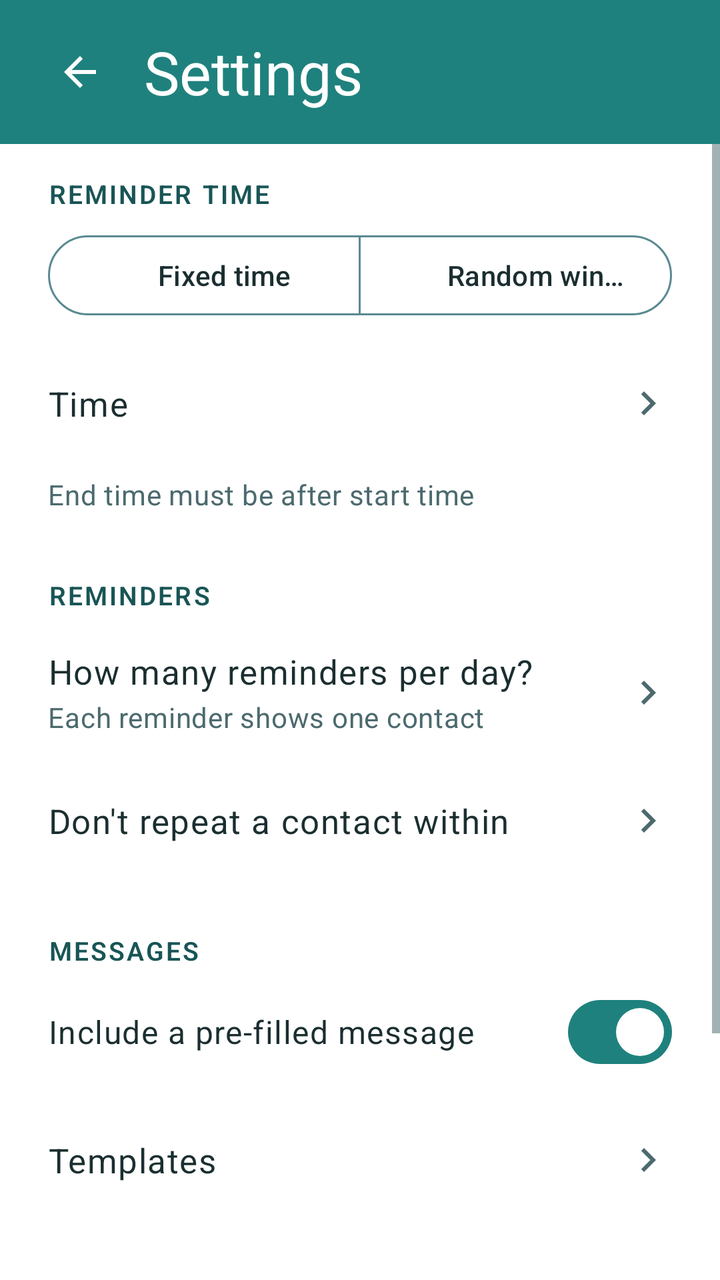
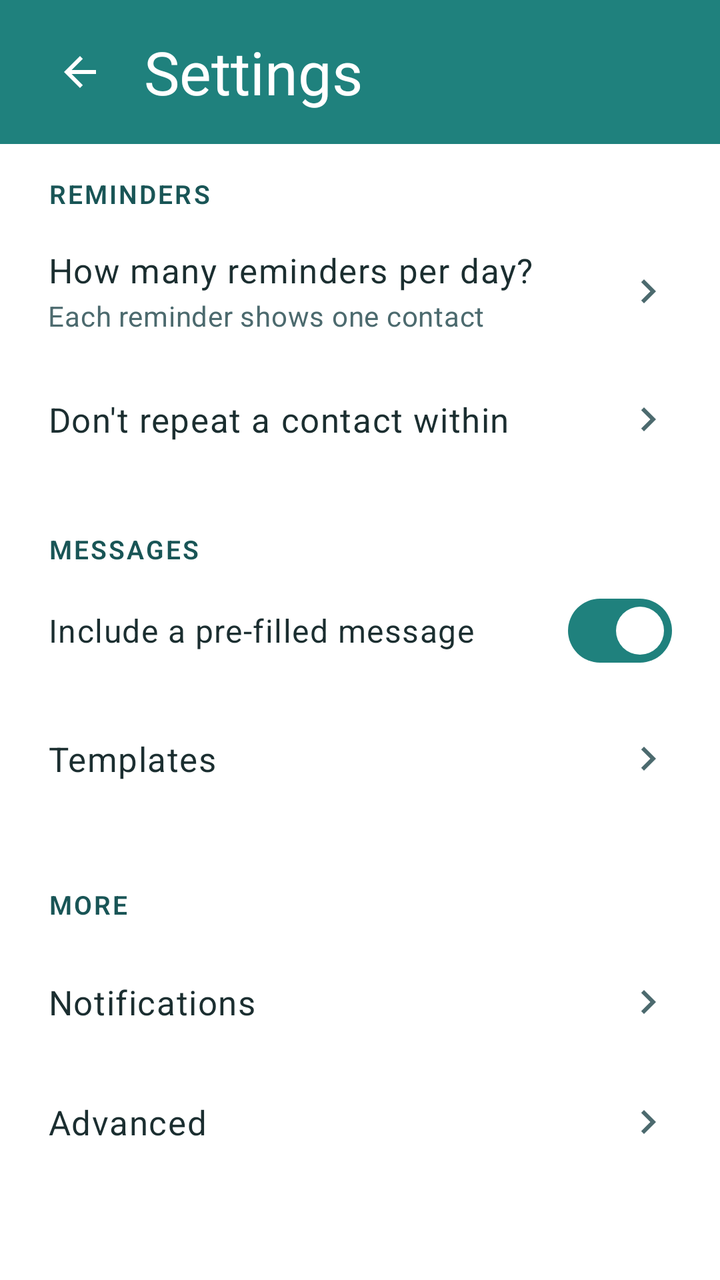

The first picture is an Android layout as it rendered before a commit; the second is the same layout after the commit. The layout source and the unified diff follow.
<!-- AndroidManifest.xml: application theme Theme.FriendMinder -->
<!-- res/layout/fragment_settings.xml -->
<?xml version="1.0" encoding="utf-8"?>
<FrameLayout xmlns:android="http://schemas.android.com/apk/res/android"
    xmlns:app="http://schemas.android.com/apk/res-auto"
    android:layout_width="match_parent"
    android:layout_height="match_parent">

    <LinearLayout
        android:layout_width="match_parent"
        android:layout_height="match_parent"
        android:orientation="vertical">

        
        <LinearLayout
            android:id="@+id/headerContainer"
            android:layout_width="match_parent"
            android:layout_height="wrap_content"
            android:orientation="vertical"
            android:background="@color/fm_header">

            <View
                android:id="@+id/statusBarSpacer"
                android:layout_width="match_parent"
                android:layout_height="0dp" />

            <FrameLayout
                android:layout_width="match_parent"
                android:layout_height="@dimen/fm_home_header_height">

                <ImageButton
                    android:id="@+id/backButton"
                    android:layout_width="48dp"
                    android:layout_height="48dp"
                    android:layout_gravity="start|center_vertical"
                    android:layout_marginStart="16dp"
                    android:padding="12dp"
                    android:background="?attr/selectableItemBackgroundBorderless"
                    android:src="@drawable/ic_arrow_back"
                    app:tint="@color/fm_on_primary"
                    android:contentDescription="@string/content_desc_back" />

                <TextView
                    android:id="@+id/headerTitle"
                    android:layout_width="wrap_content"
                    android:layout_height="wrap_content"
                    android:layout_gravity="start|center_vertical"
                    android:layout_marginStart="72dp"
                    android:layout_marginEnd="@dimen/fm_space_6"
                    android:text="@string/title_settings"
                    android:textColor="@color/fm_on_primary"
                    android:textSize="@dimen/fm_header_title_size"
                    android:maxLines="1"
                    android:ellipsize="end" />
            </FrameLayout>
        </LinearLayout>

        
        <ScrollView
            android:id="@+id/settingsScrollView"
            android:layout_width="match_parent"
            android:layout_height="0dp"
            android:layout_weight="1"
            android:clipToPadding="false">

            <LinearLayout
                android:layout_width="match_parent"
                android:layout_height="wrap_content"
                android:orientation="vertical"
                android:paddingStart="@dimen/fm_gutter"
                android:paddingEnd="@dimen/fm_gutter"
                android:paddingTop="16dp"
                android:paddingBottom="16dp">

                
                <TextView
                    android:layout_width="wrap_content"
                    android:layout_height="wrap_content"
                    android:text="@string/label_reminder_time"
                    android:textAppearance="@style/TextAppearance.FM.SectionLabel" />

                
                <com.google.android.material.button.MaterialButtonToggleGroup
                    android:id="@+id/timeModeGroup"
                    android:layout_width="match_parent"
                    android:layout_height="wrap_content"
                    android:layout_marginTop="8dp"
                    app:singleSelection="true"
                    app:selectionRequired="true">

                    <com.google.android.material.button.MaterialButton
                        android:id="@+id/fixedTimeToggleButton"
                        style="@style/Widget.FM.SegmentedButton"
                        android:layout_width="0dp"
                        android:layout_height="wrap_content"
                        android:layout_weight="1"
                        android:text="@string/option_fixed_time" />

                    <com.google.android.material.button.MaterialButton
                        android:id="@+id/randomWindowToggleButton"
                        style="@style/Widget.FM.SegmentedButton"
                        android:layout_width="0dp"
                        android:layout_height="wrap_content"
                        android:layout_weight="1"
                        android:text="@string/option_random_window" />
                </com.google.android.material.button.MaterialButtonToggleGroup>

                
                <LinearLayout
                    android:id="@+id/timeRow"
                    style="@style/Widget.FM.ValueRow"
                    android:layout_marginTop="8dp">

                    <LinearLayout
                        android:layout_width="0dp"
                        android:layout_height="wrap_content"
                        android:layout_weight="1"
                        android:orientation="vertical"
                        android:paddingTop="8dp"
                        android:paddingBottom="8dp">

                        <TextView
                            android:id="@+id/timeLabel"
                            android:layout_width="match_parent"
                            android:layout_height="wrap_content"
                            android:text="@string/label_time"
                            android:textAppearance="@style/TextAppearance.FM.RowPrimary" />
                    </LinearLayout>

                    <TextView
                        android:id="@+id/timeValue"
                        style="@style/Widget.FM.ValueRow.Value" />

                    <ImageView
                        style="@style/Widget.FM.ValueRow.Chevron"
                        android:importantForAccessibility="no" />
                </LinearLayout>

                
                <TextView
                    android:id="@+id/timeStatusText"
                    android:layout_width="match_parent"
                    android:layout_height="wrap_content"
                    android:layout_marginTop="4dp"
                    android:text="@string/error_end_before_start"
                    android:textAppearance="@style/TextAppearance.FM.RowSecondary" />

                
                <TextView
                    android:layout_width="wrap_content"
                    android:layout_height="wrap_content"
                    android:layout_marginTop="32dp"
                    android:text="@string/label_section_reminders"
                    android:textAppearance="@style/TextAppearance.FM.SectionLabel" />

                
                <LinearLayout
                    android:id="@+id/contactsPerDayRow"
                    style="@style/Widget.FM.ValueRow"
                    android:layout_marginTop="8dp">

                    <LinearLayout
                        android:layout_width="0dp"
                        android:layout_height="wrap_content"
                        android:layout_weight="1"
                        android:orientation="vertical"
                        android:paddingTop="8dp"
                        android:paddingBottom="8dp">

                        <TextView
                            android:layout_width="match_parent"
                            android:layout_height="wrap_content"
                            android:text="@string/label_contacts_per_day"
                            android:textAppearance="@style/TextAppearance.FM.RowPrimary" />
                        <TextView
                            android:layout_width="match_parent"
                            android:layout_height="wrap_content"
                            android:layout_marginTop="2dp"
                            android:text="@string/helper_contacts_per_day"
                            android:textAppearance="@style/TextAppearance.FM.RowSecondary" />
                    </LinearLayout>

                    <TextView
                        android:id="@+id/contactsPerDayValue"
                        style="@style/Widget.FM.ValueRow.Value" />

                    <ImageView
                        style="@style/Widget.FM.ValueRow.Chevron"
                        android:importantForAccessibility="no" />
                </LinearLayout>

                <LinearLayout
                    android:id="@+id/cooldownRow"
                    style="@style/Widget.FM.ValueRow"
                    android:layout_marginTop="0dp">

                    <LinearLayout
                        android:layout_width="0dp"
                        android:layout_height="wrap_content"
                        android:layout_weight="1"
                        android:orientation="vertical"
                        android:paddingTop="8dp"
                        android:paddingBottom="8dp">

                        <TextView
                            android:layout_width="match_parent"
                            android:layout_height="wrap_content"
                            android:text="@string/label_cooldown"
                            android:textAppearance="@style/TextAppearance.FM.RowPrimary" />
                    </LinearLayout>

                    <TextView
                        android:id="@+id/cooldownValue"
                        style="@style/Widget.FM.ValueRow.Value" />

                    <ImageView
                        style="@style/Widget.FM.ValueRow.Chevron"
                        android:importantForAccessibility="no" />
                </LinearLayout>

                
                <TextView
                    android:layout_width="wrap_content"
                    android:layout_height="wrap_content"
                    android:layout_marginTop="24dp"
                    android:text="@string/label_section_messages"
                    android:textAppearance="@style/TextAppearance.FM.SectionLabel" />

                
                <LinearLayout
                    android:layout_width="match_parent"
                    android:layout_height="wrap_content"
                    android:orientation="horizontal"
                    android:gravity="center_vertical"
                    android:layout_marginTop="8dp"
                    android:minHeight="48dp">

                    <TextView
                        android:layout_width="0dp"
                        android:layout_height="wrap_content"
                        android:layout_weight="1"
                        android:layout_marginEnd="@dimen/fm_space_4"
                        android:text="@string/checkbox_include_message"
                        android:textAppearance="?attr/textAppearanceBodyLarge" />

                    <com.google.android.material.materialswitch.MaterialSwitch
                        android:id="@+id/includeMessageSwitch"
                        android:layout_width="wrap_content"
                        android:layout_height="wrap_content"
                        android:checked="true" />
                </LinearLayout>

                <LinearLayout
                    android:id="@+id/templatesRow"
                    style="@style/Widget.FM.ValueRow"
                    android:layout_marginTop="8dp">

                    <LinearLayout
                        android:layout_width="0dp"
                        android:layout_height="wrap_content"
                        android:layout_weight="1"
                        android:orientation="vertical"
                        android:paddingTop="8dp"
                        android:paddingBottom="8dp">

                        <TextView
                            android:layout_width="match_parent"
                            android:layout_height="wrap_content"
                            android:text="@string/label_templates_row"
                            android:textAppearance="@style/TextAppearance.FM.RowPrimary" />
                    </LinearLayout>

                    <TextView
                        android:id="@+id/templatesValue"
                        style="@style/Widget.FM.ValueRow.Value" />

                    <ImageView
                        style="@style/Widget.FM.ValueRow.Chevron"
                        android:importantForAccessibility="no" />
                </LinearLayout>

                
                <TextView
                    android:layout_width="wrap_content"
                    android:layout_height="wrap_content"
                    android:layout_marginTop="32dp"
                    android:text="@string/label_section_more"
                    android:textAppearance="@style/TextAppearance.FM.SectionLabel" />

                <LinearLayout
                    android:id="@+id/notificationsDiagnosticsRow"
                    android:layout_width="match_parent"
                    android:layout_height="wrap_content"
                    android:minHeight="56dp"
                    android:layout_marginTop="8dp"
                    android:orientation="horizontal"
                    android:gravity="center_vertical"
                    android:background="@drawable/bg_home_row_ripple"
                    android:clickable="true"
                    android:focusable="true">

                    <TextView
                        android:layout_width="0dp"
                        android:layout_height="wrap_content"
                        android:layout_weight="1"
                        android:text="@string/title_notifications_diagnostics"
                        android:textAppearance="@style/TextAppearance.FM.RowPrimary" />

                    <ImageView
                        android:layout_width="24dp"
                        android:layout_height="24dp"
                        android:src="@drawable/ic_chevron_right"
                        android:importantForAccessibility="no" />
                </LinearLayout>

                <LinearLayout
                    android:id="@+id/advancedRow"
                    android:layout_width="match_parent"
                    android:layout_height="wrap_content"
                    android:minHeight="56dp"
                    android:orientation="horizontal"
                    android:gravity="center_vertical"
                    android:background="@drawable/bg_home_row_ripple"
                    android:clickable="true"
                    android:focusable="true">

                    <TextView
                        android:layout_width="0dp"
                        android:layout_height="wrap_content"
                        android:layout_weight="1"
                        android:text="@string/title_advanced_settings"
                        android:textAppearance="@style/TextAppearance.FM.RowPrimary" />

                    <ImageView
                        android:layout_width="24dp"
                        android:layout_height="24dp"
                        android:src="@drawable/ic_chevron_right"
                        android:importantForAccessibility="no" />
                </LinearLayout>

            </LinearLayout>
        </ScrollView>

    </LinearLayout>

    
    <LinearLayout
        android:id="@+id/settingsSavedPill"
        android:layout_width="wrap_content"
        android:layout_height="wrap_content"
        android:layout_gravity="top|center_horizontal"
        android:layout_marginTop="?attr/actionBarSize"
        android:orientation="horizontal"
        android:gravity="center_vertical"
        android:paddingStart="16dp"
        android:paddingEnd="16dp"
        android:paddingTop="8dp"
        android:paddingBottom="8dp"
        android:background="@drawable/bg_pill_saved"
        android:elevation="4dp"
        android:visibility="invisible"
        android:focusable="false"
        android:clickable="false"
        android:accessibilityLiveRegion="polite">

        <ImageView
            android:layout_width="16dp"
            android:layout_height="16dp"
            android:src="@drawable/ic_check_small"
            android:contentDescription="@null" />

        <TextView
            android:layout_width="wrap_content"
            android:layout_height="wrap_content"
            android:layout_marginStart="6dp"
            android:textColor="@android:color/white"
            android:textAppearance="?attr/textAppearanceLabelLarge"
            android:text="@string/label_settings_saved_pill" />
    </LinearLayout>

</FrameLayout>
<!-- resources referenced by this layout -->
<resources>
  <color name="fm_header">#1F817D</color>
  <color name="fm_on_primary">#FFFFFF</color>
  <dimen name="fm_gutter">24dp</dimen>
  <dimen name="fm_header_title_size">30sp</dimen>
  <dimen name="fm_home_header_height">72dp</dimen>
  <dimen name="fm_space_4">16dp</dimen>
  <dimen name="fm_space_6">24dp</dimen>
  <!-- drawable bg_home_row_ripple (drawable) -->
  <?xml version="1.0" encoding="utf-8"?>
  <ripple xmlns:android="http://schemas.android.com/apk/res/android"
      android:color="#1F1F817D" />
  <string name="checkbox_include_message">Include a pre-filled message</string>
  <string name="content_desc_back">Back</string>
  <string name="error_end_before_start">End time must be after start time</string>
  <string name="helper_contacts_per_day">Each reminder shows one contact</string>
  <string name="label_contacts_per_day">How many reminders per day?</string>
  <string name="label_cooldown">Don\'t repeat a contact within</string>
  <string name="label_reminder_time">Reminder Time</string>
  <string name="label_section_messages">Messages</string>
  <string name="label_section_more">More</string>
  <string name="label_section_reminders">Reminders</string>
  <string name="label_settings_saved_pill">Saved</string>
  <string name="label_templates_row">Templates</string>
  <string name="label_time">Time</string>
  <string name="option_fixed_time">Fixed time</string>
  <string name="option_random_window">Random window</string>
  <string name="title_advanced_settings">Advanced</string>
  <string name="title_notifications_diagnostics">Notifications</string>
  <string name="title_settings">Settings</string>
  <style name="Widget.FM.SegmentedButton" parent="Widget.Material3.Button.OutlinedButton">
          <item name="backgroundTint">@color/fm_segment_background</item>
          <item name="android:textColor">@color/fm_segment_label</item>
          <item name="strokeColor">@color/fm_outline</item>
          <item name="strokeWidth">1dp</item>
          <item name="icon">@drawable/ic_check_small</item>
          <item name="iconSize">16dp</item>
          <item name="iconPadding">4dp</item>
          <item name="iconGravity">textStart</item>
          <item name="iconTint">@color/fm_segment_icon</item>
          <item name="rippleColor">@color/fm_primary</item>
          
          <item name="android:minHeight">48dp</item>
      </style>
  <style name="Widget.FM.ValueRow.Chevron" parent="">
          <item name="android:layout_width">24dp</item>
          <item name="android:layout_height">24dp</item>
          <item name="android:src">@drawable/ic_chevron_right</item>
      </style>
  <color name="fm_accent">#155D5B</color>
  <color name="fm_ink">#1B2E30</color>
  <color name="fm_ink_dim">#4C6A6E</color>
  <color name="fm_heading">#195556</color>
  <color name="fm_outline">#5A8A92</color>
  <color name="fm_primary">#1F817D</color>
  <dimen name="fm_value_row_value_max_width">180dp</dimen>
  <color name="fm_primary_container">#B0E8E6</color>
  <color name="fm_on_primary_container">#195556</color>
  <color name="fm_secondary">#5ABBEB</color>
  <color name="fm_on_secondary">#0A2E31</color>
  <color name="fm_secondary_container">#D6EBF8</color>
  <color name="fm_on_secondary_container">#0A2E31</color>
  <color name="fm_surface">#FFFFFF</color>
  <color name="fm_surface_variant">#D3E9F4</color>
  <color name="fm_divider">#CFE7EA</color>
  <color name="fm_error">#B3261E</color>
  <color name="fm_error_container">#F9DEDC</color>
  <color name="fm_on_error_container">#410E0B</color>
  <color name="fm_surface_sunken">#EFF8FA</color>
  <style name="ThemeOverlay.FriendMinder.BottomSheetDialog" parent="ThemeOverlay.Material3.BottomSheetDialog">
          <item name="bottomSheetStyle">@style/Widget.FriendMinder.BottomSheet.Modal</item>
      </style>
  <style name="Widget.FriendMinder.BottomSheet.Modal" parent="Widget.Material3.BottomSheet.Modal">
          <item name="backgroundTint">@color/fm_surface</item>
      </style>
  <!-- unchanged entries left out for length: 12 -->
</resources>

<!-- the commit's change to res/layout/fragment_settings.xml (unified diff, before → after) -->
@@ -71,83 +71,10 @@
                 android:paddingBottom="16dp">
 
                 
+                
                 <TextView
                     android:layout_width="wrap_content"
                     android:layout_height="wrap_content"
-                    android:text="@string/label_reminder_time"
-                    android:textAppearance="@style/TextAppearance.FM.SectionLabel" />
-
-                
-                <com.google.android.material.button.MaterialButtonToggleGroup
-                    android:id="@+id/timeModeGroup"
-                    android:layout_width="match_parent"
-                    android:layout_height="wrap_content"
-                    android:layout_marginTop="8dp"
-                    app:singleSelection="true"
-                    app:selectionRequired="true">
-
-                    <com.google.android.material.button.MaterialButton
-                        android:id="@+id/fixedTimeToggleButton"
-                        style="@style/Widget.FM.SegmentedButton"
-                        android:layout_width="0dp"
-                        android:layout_height="wrap_content"
-                        android:layout_weight="1"
-                        android:text="@string/option_fixed_time" />
-
-                    <com.google.android.material.button.MaterialButton
-                        android:id="@+id/randomWindowToggleButton"
-                        style="@style/Widget.FM.SegmentedButton"
-                        android:layout_width="0dp"
-                        android:layout_height="wrap_content"
-                        android:layout_weight="1"
-                        android:text="@string/option_random_window" />
-                </com.google.android.material.button.MaterialButtonToggleGroup>
-
-                
-                <LinearLayout
-                    android:id="@+id/timeRow"
-                    style="@style/Widget.FM.ValueRow"
-                    android:layout_marginTop="8dp">
-
-                    <LinearLayout
-                        android:layout_width="0dp"
-                        android:layout_height="wrap_content"
-                        android:layout_weight="1"
-                        android:orientation="vertical"
-                        android:paddingTop="8dp"
-                        android:paddingBottom="8dp">
-
-                        <TextView
-                            android:id="@+id/timeLabel"
-                            android:layout_width="match_parent"
-                            android:layout_height="wrap_content"
-                            android:text="@string/label_time"
-                            android:textAppearance="@style/TextAppearance.FM.RowPrimary" />
-                    </LinearLayout>
-
-                    <TextView
-                        android:id="@+id/timeValue"
-                        style="@style/Widget.FM.ValueRow.Value" />
-
-                    <ImageView
-                        style="@style/Widget.FM.ValueRow.Chevron"
-                        android:importantForAccessibility="no" />
-                </LinearLayout>
-
-                
-                <TextView
-                    android:id="@+id/timeStatusText"
-                    android:layout_width="match_parent"
-                    android:layout_height="wrap_content"
-                    android:layout_marginTop="4dp"
-                    android:text="@string/error_end_before_start"
-                    android:textAppearance="@style/TextAppearance.FM.RowSecondary" />
-
-                
-                <TextView
-                    android:layout_width="wrap_content"
-                    android:layout_height="wrap_content"
-                    android:layout_marginTop="32dp"
                     android:text="@string/label_section_reminders"
                     android:textAppearance="@style/TextAppearance.FM.SectionLabel" />
 
@@ -285,29 +212,27 @@
                     android:text="@string/label_section_more"
                     android:textAppearance="@style/TextAppearance.FM.SectionLabel" />
 
+                
                 <LinearLayout
                     android:id="@+id/notificationsDiagnosticsRow"
-                    android:layout_width="match_parent"
-                    android:layout_height="wrap_content"
-                    android:minHeight="56dp"
-                    android:layout_marginTop="8dp"
-                    android:orientation="horizontal"
-                    android:gravity="center_vertical"
-                    android:background="@drawable/bg_home_row_ripple"
-                    android:clickable="true"
-                    android:focusable="true">
-
-                    <TextView
-                        android:layout_width="0dp"
-                        android:layout_height="wrap_content"
-                        android:layout_weight="1"
+                    style="@style/Widget.FM.ValueRow"
+                    android:layout_marginTop="8dp">
+
+                    <TextView
+                        android:layout_width="0dp"
+                        android:layout_height="wrap_content"
+                        android:layout_weight="1"
+                        android:paddingTop="8dp"
+                        android:paddingBottom="8dp"
                         android:text="@string/title_notifications_diagnostics"
                         android:textAppearance="@style/TextAppearance.FM.RowPrimary" />
 
-                    <ImageView
-                        android:layout_width="24dp"
-                        android:layout_height="24dp"
-                        android:src="@drawable/ic_chevron_right"
+                    <TextView
+                        android:id="@+id/notificationsValue"
+                        style="@style/Widget.FM.ValueRow.Value" />
+
+                    <ImageView
+                        style="@style/Widget.FM.ValueRow.Chevron"
                         android:importantForAccessibility="no" />
                 </LinearLayout>
 
<!-- resource entries referenced after the edit -->
@@ -13,36 +13,17 @@
       android:color="#1F1F817D" />
   <string name="checkbox_include_message">Include a pre-filled message</string>
   <string name="content_desc_back">Back</string>
-  <string name="error_end_before_start">End time must be after start time</string>
   <string name="helper_contacts_per_day">Each reminder shows one contact</string>
   <string name="label_contacts_per_day">How many reminders per day?</string>
   <string name="label_cooldown">Don\'t repeat a contact within</string>
-  <string name="label_reminder_time">Reminder Time</string>
   <string name="label_section_messages">Messages</string>
   <string name="label_section_more">More</string>
   <string name="label_section_reminders">Reminders</string>
   <string name="label_settings_saved_pill">Saved</string>
   <string name="label_templates_row">Templates</string>
-  <string name="label_time">Time</string>
-  <string name="option_fixed_time">Fixed time</string>
-  <string name="option_random_window">Random window</string>
   <string name="title_advanced_settings">Advanced</string>
   <string name="title_notifications_diagnostics">Notifications</string>
   <string name="title_settings">Settings</string>
-  <style name="Widget.FM.SegmentedButton" parent="Widget.Material3.Button.OutlinedButton">
-          <item name="backgroundTint">@color/fm_segment_background</item>
-          <item name="android:textColor">@color/fm_segment_label</item>
-          <item name="strokeColor">@color/fm_outline</item>
-          <item name="strokeWidth">1dp</item>
-          <item name="icon">@drawable/ic_check_small</item>
-          <item name="iconSize">16dp</item>
-          <item name="iconPadding">4dp</item>
-          <item name="iconGravity">textStart</item>
-          <item name="iconTint">@color/fm_segment_icon</item>
-          <item name="rippleColor">@color/fm_primary</item>
-          
-          <item name="android:minHeight">48dp</item>
-      </style>
   <style name="Widget.FM.ValueRow.Chevron" parent="">
           <item name="android:layout_width">24dp</item>
           <item name="android:layout_height">24dp</item>
